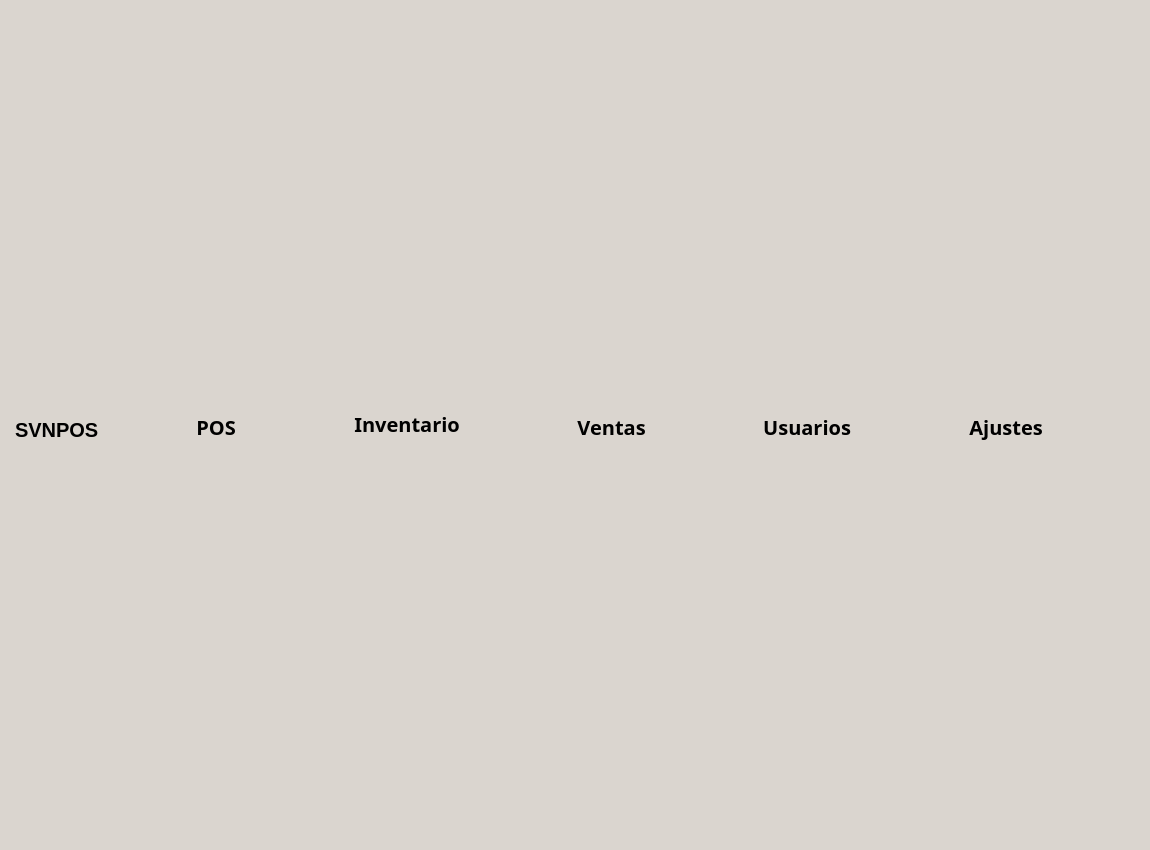
This is POS_Application/src/controller/mainwindow.ui in Svndda/POS as Qt 5 draws it before an edit. The edited form follows.
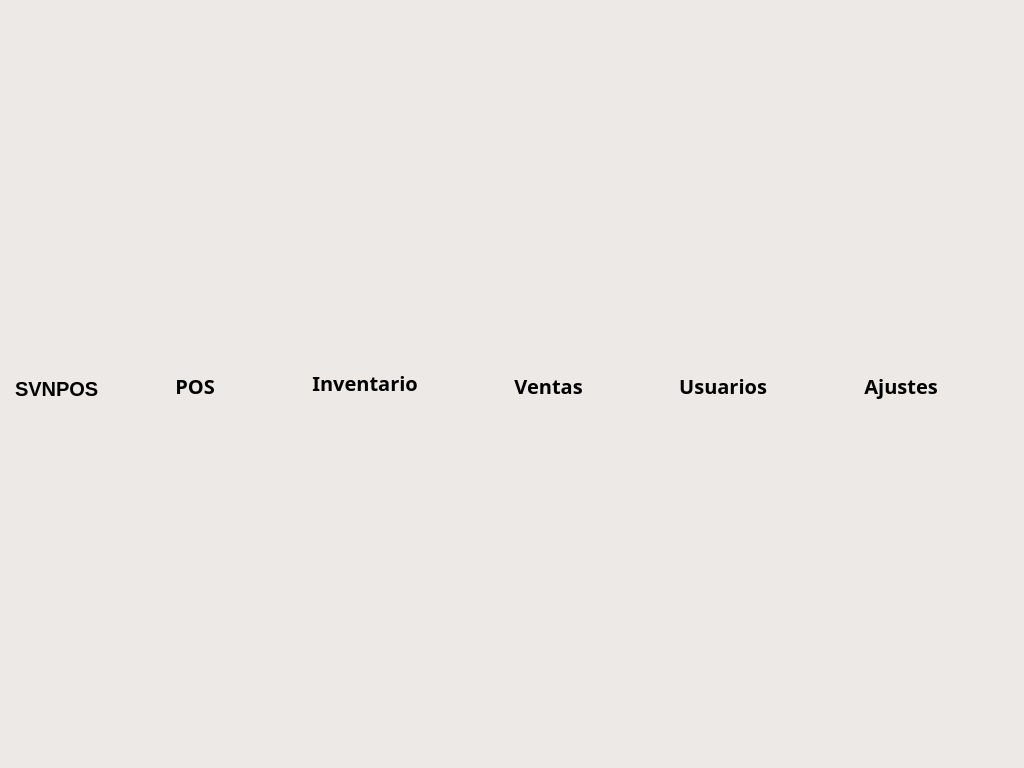
This is the edited form. Icons and pictures are not drawn.

```diff
--- a/POS_Application/src/controller/mainwindow.ui
+++ b/POS_Application/src/controller/mainwindow.ui
@@ -6,8 +6,8 @@
    <rect>
     <x>0</x>
     <y>0</y>
-    <width>1150</width>
-    <height>850</height>
+    <width>1024</width>
+    <height>768</height>
    </rect>
   </property>
   <property name="sizePolicy">
@@ -18,16 +18,23 @@
   </property>
   <property name="minimumSize">
    <size>
-    <width>1150</width>
-    <height>850</height>
+    <width>1024</width>
+    <height>768</height>
+   </size>
+  </property>
+  <property name="maximumSize">
+   <size>
+    <width>16777215</width>
+    <height>16777215</height>
    </size>
   </property>
   <property name="windowTitle">
    <string>Svnpos</string>
   </property>
   <property name="styleSheet">
-   <string notr="true">background-color: rgb(218, 213, 207);
-color:black;</string>
+   <string notr="true">	color: black;
+	background-color: rgb(237, 233, 230);
+</string>
   </property>
   <widget class="QWidget" name="centralwidget">
    <layout class="QGridLayout" name="mainLayout">
```
